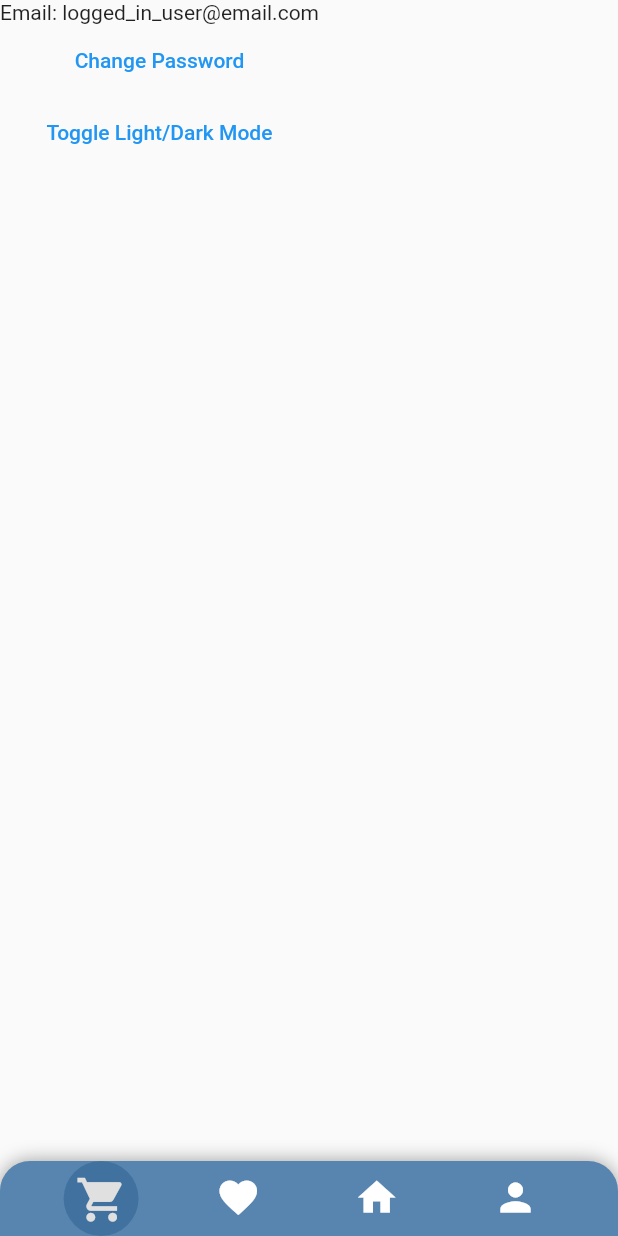
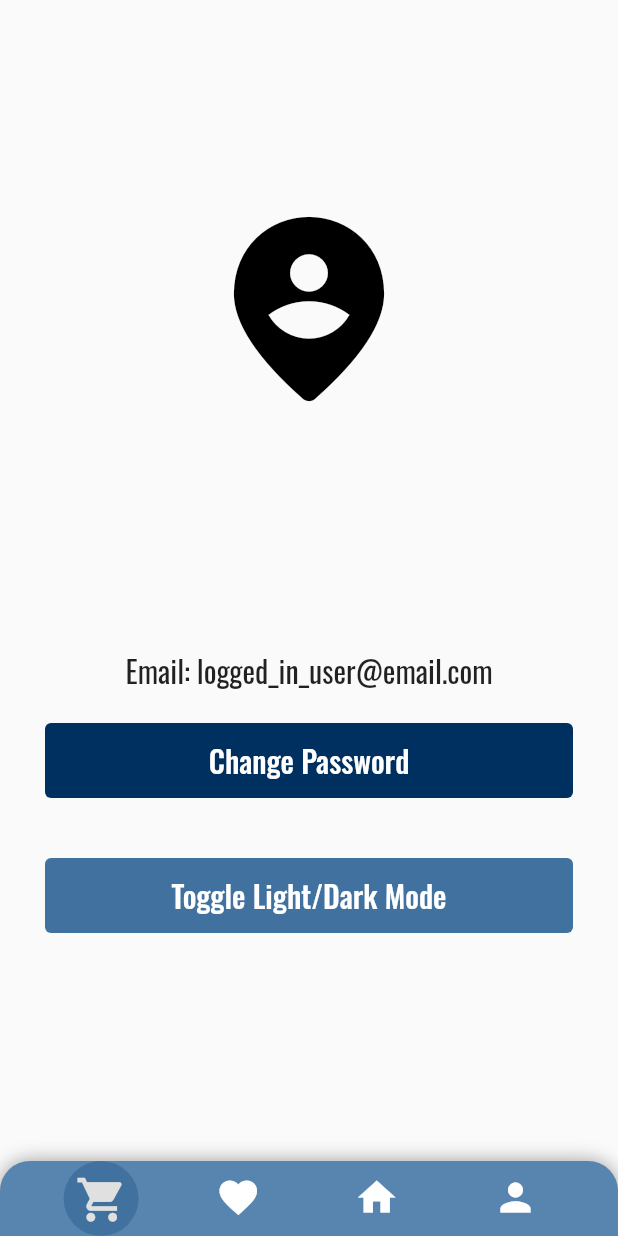
Before and after one commit to Isac-Pederson/fabrics, a Flutter app: the SettingScreen screen opened by its route, on a phone screen of 412 x 824 dp. Run offline on Flutter 3.47's test engine with Material 2 defaults, Android fonts, the phone set to English and light mode, and no system bars; our stand-ins replace flutter_bounceable, google_fonts, material_symbols_icons; network calls fail.

Commit message:
styling for setting screen

```diff
--- a/lib/screens/settings_screen.dart
+++ b/lib/screens/settings_screen.dart
@@ -1,7 +1,10 @@
+import 'package:fabrics/components/constants/colors.dart';
 import 'package:flutter/material.dart';
+import 'package:google_fonts/google_fonts.dart';
 import 'package:provider/provider.dart';
 
 import '../components/widgets/bottom_app_bar/rounded_bottom_app_bar.dart';
+import '../components/widgets/custom_button.dart';
 import '../models/provider/dark_mode.dart';
 
 class SettingScreen extends StatelessWidget {
@@ -14,17 +17,35 @@ class SettingScreen extends StatelessWidget {
       bottomNavigationBar: const RoundedBottomAppBar(),
       body: SafeArea(
           child: Column(
+        crossAxisAlignment: CrossAxisAlignment.stretch,
+        mainAxisAlignment: MainAxisAlignment.center,
         children: [
-          const Text('Email: logged_in_user@email.com'),
-          TextButton(
+          const Padding(
+            padding: EdgeInsets.only(bottom: 150),
+            child: Icon(
+              Icons.person_pin_circle_rounded,
+              size: 150,
+            ),
+          ),
+          Center(
+            child: Text(
+              'Email: logged_in_user@email.com',
+              style: GoogleFonts.oswald(
+                fontSize: 20,
+              ),
+            ),
+          ),
+          CustomButton(
             onPressed: () {},
-            child: const Text('Change Password'),
+            text: 'Change Password',
+            color: kNavyBlue,
           ),
-          TextButton(
+          CustomButton(
             onPressed: () {
               context.read<ToggleTheme>().isLightToggle();
             },
-            child: const Text('Toggle Light/Dark Mode'),
+            text: 'Toggle Light/Dark Mode',
+            color: kMidnightBlue,
           ),
         ],
       )),
```
